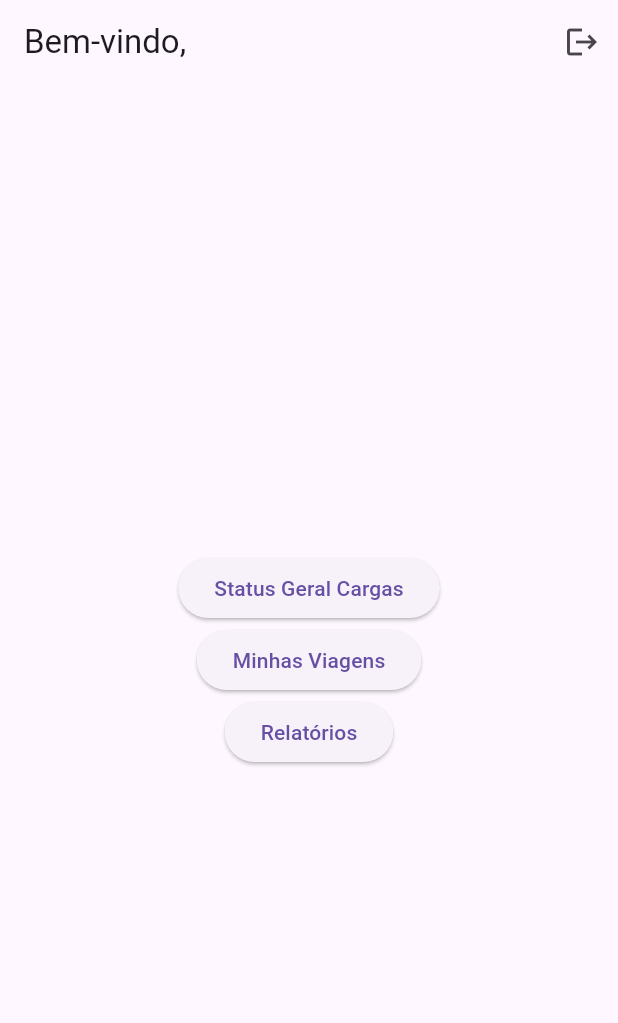
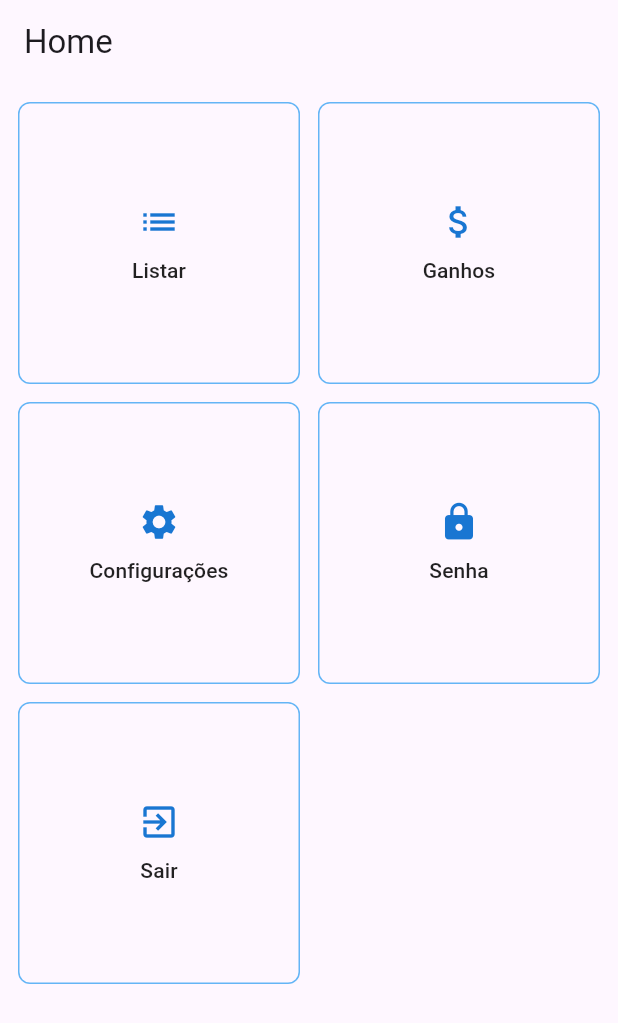
Before and after one commit to camposciro/controle_carga, a Flutter app: the HomePage screen opened directly with empty values, on a phone screen of 412 x 824 dp. Shown: the top 1023 px of the screen. Run offline on Flutter 3.47's test engine with Material 3 defaults, Android fonts, the phone set to English and light mode, and no system bars; accounts and stored records are empty.

Commit message:
atualização pagina home

```diff
--- a/lib/pages/home_page.dart
+++ b/lib/pages/home_page.dart
@@ -1,106 +1,191 @@
 import 'package:flutter/material.dart';
+import '../models/usuario.dart';
 import '../services/auth_service.dart';
-import '../models/usuario.dart';
-import 'gestao_motoristas_page.dart';
 
-
-class HomePage extends StatelessWidget {
+class HomePage extends StatefulWidget {
   final AuthService authService;
 
-  const HomePage({super.key, required this.authService});
+  const HomePage({Key? key, required this.authService}) : super(key: key);
+
+  @override
+  State<HomePage> createState() => _HomePageState();
+}
+
+class _HomePageState extends State<HomePage> with SingleTickerProviderStateMixin {
+  late TabController _tabController;
+  late bool isAdmin;
+
+  @override
+  void initState() {
+    super.initState();
+    isAdmin = widget.authService.usuarioLogado?.perfil == PerfilUsuario.administrador;
+    _tabController = TabController(length: isAdmin ? 4 : 1, vsync: this);
+  }
+
+  void _abrirPagina(BuildContext context, String titulo) {
+    Navigator.push(
+      context,
+      MaterialPageRoute(builder: (_) => PaginaPlaceholder(titulo: titulo)),
+    );
+  }
+
+  List<_BotaoHome> _botoesCarga() => [
+    _BotaoHome(Icons.add_box, 'Cadastrar', () => _abrirPagina(context, 'Cadastrar Carga')),
+    _BotaoHome(Icons.list, 'Listar', () => _abrirPagina(context, 'Listar Cargas')),
+    _BotaoHome(Icons.edit, 'Editar', () => _abrirPagina(context, 'Editar Carga')),
+    _BotaoHome(Icons.search, 'Buscar', () => _abrirPagina(context, 'Buscar Carga')),
+    _BotaoHome(Icons.sync, 'Status', () => _abrirPagina(context, 'Controle de Status')),
+  ];
+
+  List<_BotaoHome> _botoesMotorista() => [
+    _BotaoHome(Icons.local_shipping, 'Motoristas', () => _abrirPagina(context, 'Listar Motoristas')),
+    _BotaoHome(Icons.person_add, 'Adicionar', () => _abrirPagina(context, 'Adicionar Motorista')),
+    _BotaoHome(Icons.person, 'Editar', () => _abrirPagina(context, 'Editar Motorista')),
+    _BotaoHome(Icons.delete_forever, 'Excluir', () => _abrirPagina(context, 'Excluir Motorista')),
+  ];
+
+  List<_BotaoHome> _botoesUsuario() => [
+    _BotaoHome(Icons.group, 'Usuários', () => _abrirPagina(context, 'Listar Usuários')),
+    _BotaoHome(Icons.person_add_alt, 'Cadastrar', () => _abrirPagina(context, 'Cadastrar Usuário')),
+    _BotaoHome(Icons.edit_attributes, 'Editar', () => _abrirPagina(context, 'Editar Usuário')),
+  ];
+
+  List<_BotaoHome> _botoesRelatorio() => [
+    _BotaoHome(Icons.attach_money, 'Ganhos', () => _abrirPagina(context, 'Relatório de Ganhos')),
+    _BotaoHome(Icons.show_chart, 'Atividades', () => _abrirPagina(context, 'Resumo de Atividades')),
+    _BotaoHome(Icons.receipt, 'Relatórios', () => _abrirPagina(context, 'Relatórios por Motorista')),
+  ];
+
+  List<_BotaoHome> _botoesMotoristaSimples() => [
+    _BotaoHome(Icons.list, 'Listar', () => _abrirPagina(context, 'Listar Cargas')),
+    _BotaoHome(Icons.attach_money, 'Ganhos', () => _abrirPagina(context, 'Relatório de Ganhos')),
+    _BotaoHome(Icons.settings, 'Configurações', () => _abrirPagina(context, 'Configurações')),
+    _BotaoHome(Icons.lock, 'Senha', () => _abrirPagina(context, 'Trocar Senha')),
+    _BotaoHome(Icons.exit_to_app, 'Sair', () => Navigator.pop(context)),
+  ];
+
+  int _calcularColunas(double largura) {
+    if (largura >= 1200) return 8;
+    if (largura >= 900) return 6;
+    if (largura >= 600) return 4;
+    return 2;
+  }
+
+  Widget _buildGrid(List<_BotaoHome> botoes, double largura) {
+    final colunas = _calcularColunas(largura);
+    return GridView.count(
+      crossAxisCount: colunas,
+      padding: const EdgeInsets.all(12),
+      crossAxisSpacing: 12,
+      mainAxisSpacing: 12,
+      childAspectRatio: 1,
+      physics: const BouncingScrollPhysics(),
+      children: botoes.map((b) {
+        return OutlinedButton(
+          onPressed: b.onPressed,
+          style: OutlinedButton.styleFrom(
+            padding: const EdgeInsets.all(8),
+            side: BorderSide(color: Colors.blue.shade300),
+            shape: RoundedRectangleBorder(borderRadius: BorderRadius.circular(8)),
+          ),
+          child: Column(
+            mainAxisAlignment: MainAxisAlignment.center,
+            children: [
+              Icon(b.icon, size: 28, color: Colors.blue.shade700),
+              const SizedBox(height: 8),
+              Text(
+                b.label,
+                textAlign: TextAlign.center,
+                style: const TextStyle(fontSize: 14, color: Colors.black87),
+                maxLines: 2,
+                overflow: TextOverflow.ellipsis,
+              ),
+            ],
+          ),
+        );
+      }).toList(),
+    );
+  }
 
   @override
   Widget build(BuildContext context) {
-    final Usuario? usuario = authService.usuarioLogado;
-
-    return Scaffold(
-      appBar: AppBar(
-        title: Text('Bem-vindo, ${usuario?.nome ?? 'Usuário'}'),
-        actions: [
-          IconButton(
-            icon: const Icon(Icons.logout),
-            onPressed: () {
-              authService.logout();
-              Navigator.pushReplacementNamed(context, '/login');
-            },
-          )
-        ],
-      ),
-      body: Center(
-        child: usuario == null
-            ? const Text('Usuário não encontrado')
-            : usuario.perfil == PerfilUsuario.administrador
-            ? AdminMenu(authService: authService)
-            : MotoristaMenu(),
+    return SafeArea(
+      child: Scaffold(
+        appBar: AppBar(title: const Text('Home')),
+        body: LayoutBuilder(
+          builder: (context, constraints) {
+            final largura = constraints.maxWidth;
+            return isAdmin
+                ? Column(
+              children: [
+                Align(
+                  alignment: Alignment.centerLeft,
+                  child: TabBar(
+                    controller: _tabController,
+                    isScrollable: true,
+                    labelPadding: const EdgeInsets.symmetric(horizontal: 8),
+                    indicatorColor: Colors.blue,
+                    labelColor: Colors.blue,
+                    unselectedLabelColor: Colors.grey,
+                    tabs: const [
+                      Tab(
+                        icon: Icon(Icons.inventory),
+                        child: Text('Cargas', style: TextStyle(fontSize: 12)),
+                      ),
+                      Tab(
+                        icon: Icon(Icons.local_shipping),
+                        child: Text('Motoristas', style: TextStyle(fontSize: 12)),
+                      ),
+                      Tab(
+                        icon: Icon(Icons.group),
+                        child: Text('Usuários', style: TextStyle(fontSize: 12)),
+                      ),
+                      Tab(
+                        icon: Icon(Icons.bar_chart),
+                        child: Text('Relatórios', style: TextStyle(fontSize: 12)),
+                      ),
+                    ],
+                  ),
+                ),
+                Expanded(
+                  child: TabBarView(
+                    controller: _tabController,
+                    children: [
+                      _buildGrid(_botoesCarga(), largura),
+                      _buildGrid(_botoesMotorista(), largura),
+                      _buildGrid(_botoesUsuario(), largura),
+                      _buildGrid(_botoesRelatorio(), largura),
+                    ],
+                  ),
+                )
+              ],
+            )
+                : _buildGrid(_botoesMotoristaSimples(), largura);
+          },
+        ),
       ),
     );
   }
 }
 
-class AdminMenu extends StatelessWidget {
-  final AuthService authService;
+class _BotaoHome {
+  final IconData icon;
+  final String label;
+  final VoidCallback onPressed;
 
-  const AdminMenu({super.key, required this.authService});
+  _BotaoHome(this.icon, this.label, this.onPressed);
+}
+
+class PaginaPlaceholder extends StatelessWidget {
+  final String titulo;
+
+  const PaginaPlaceholder({Key? key, required this.titulo}) : super(key: key);
 
   @override
   Widget build(BuildContext context) {
-    return Column(
-      mainAxisAlignment: MainAxisAlignment.center,
-      children: [
-        ElevatedButton(
-          onPressed: () {
-            // Navegar para a tela de gestão de motoristas
-            Navigator.push(
-              context,
-              MaterialPageRoute(
-                builder: (_) => GestaoMotoristasPage(authService: authService),
-              ),
-            );
-          },
-          child: const Text('Gerenciar Motoristas'),
-        ),
-        ElevatedButton(
-          onPressed: () {
-            // Navegar para gestão de veículos (a criar)
-          },
-          child: const Text('Gerenciar Veículos'),
-        ),
-        ElevatedButton(
-          onPressed: () {
-            // Navegar para relatórios (a criar)
-          },
-          child: const Text('Relatórios'),
-        ),
-      ],
+    return Scaffold(
+      appBar: AppBar(title: Text(titulo)),
+      body: Center(child: Text('Página "$titulo" em construção')),
     );
   }
 }
-
-class MotoristaMenu extends StatelessWidget {
-  @override
-  Widget build(BuildContext context) {
-    return Column(
-      mainAxisAlignment: MainAxisAlignment.center,
-      children: [
-        ElevatedButton(
-          onPressed: () {
-            // Navegar para controle de status geral (a criar)
-          },
-          child: const Text('Status Geral Cargas'),
-        ),
-        ElevatedButton(
-          onPressed: () {
-            // Navegar para minhas viagens (a criar)
-          },
-          child: const Text('Minhas Viagens'),
-        ),
-        ElevatedButton(
-          onPressed: () {
-            // Navegar para relatórios pessoais (a criar)
-          },
-          child: const Text('Relatórios'),
-        ),
-      ],
-    );
-  }
-}
```
